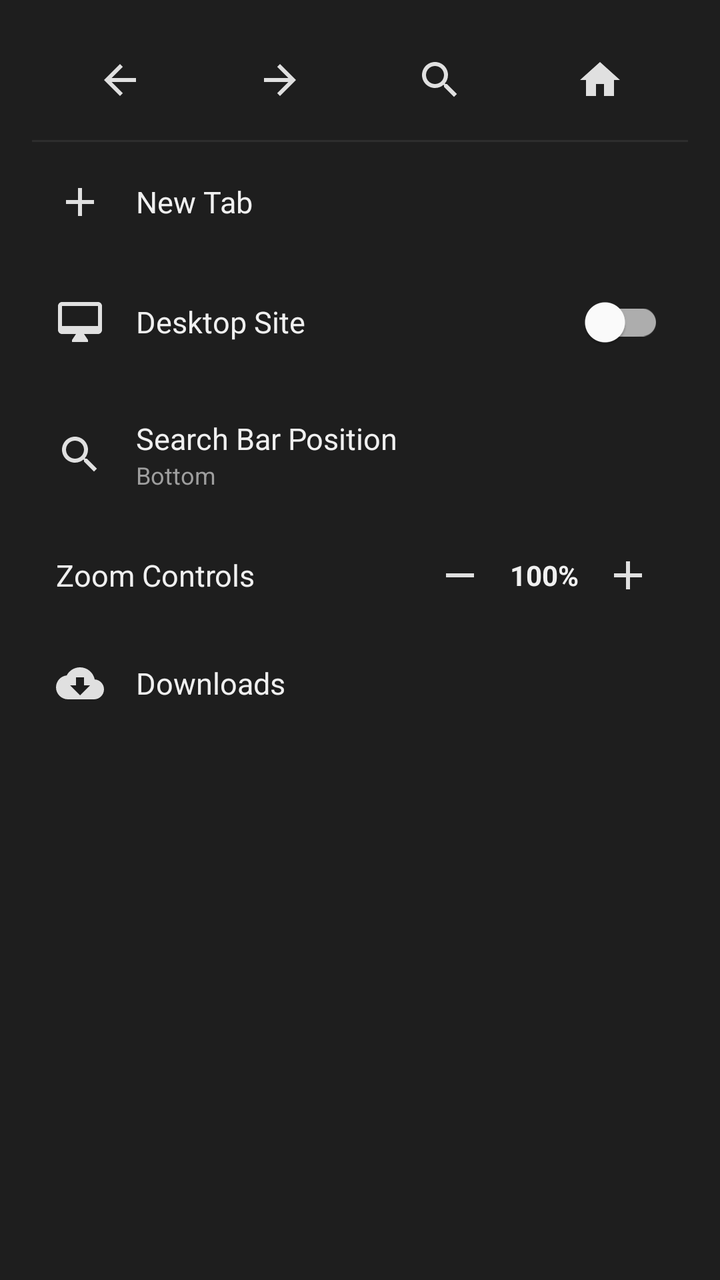
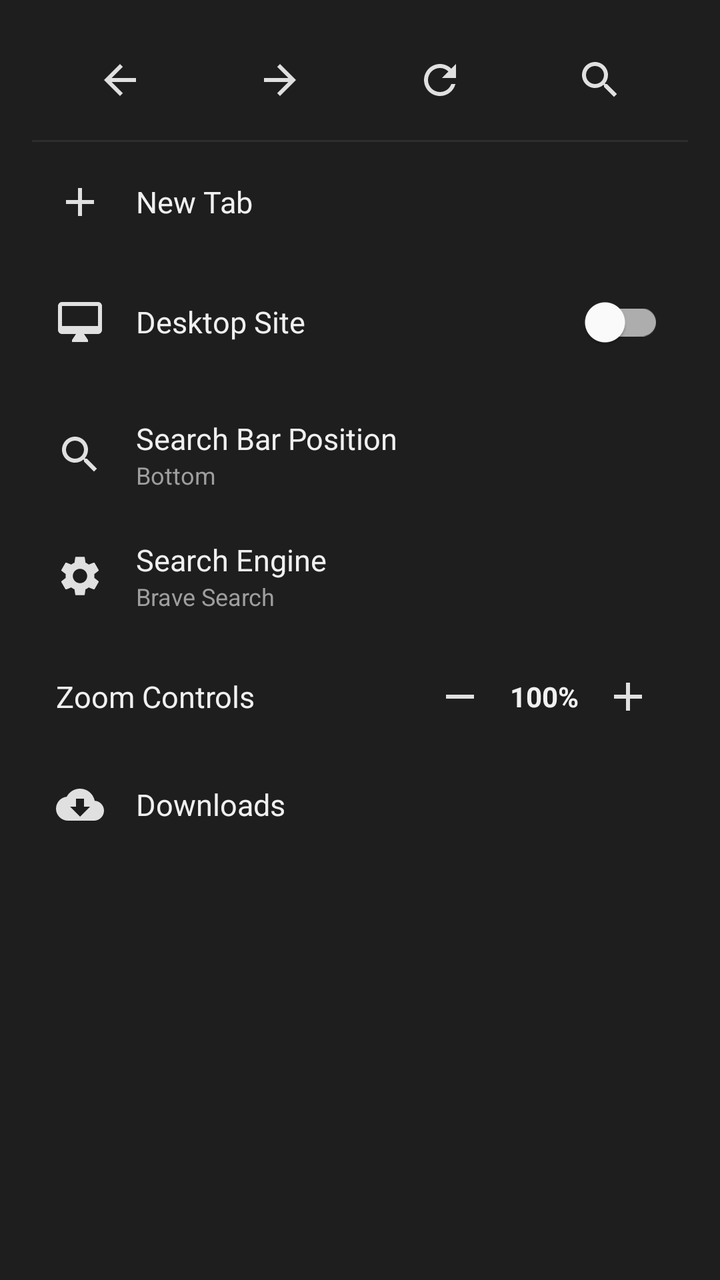

Two renders of the same Android screen: before a commit and after it. Below are the layout's source before the change and the commit's diff.
<!-- AndroidManifest.xml: application theme Theme.Tuff -->
<!-- res/layout/dialog_menu.xml -->
<?xml version="1.0" encoding="utf-8"?>
<LinearLayout xmlns:android="http://schemas.android.com/apk/res/android"
    xmlns:app="http://schemas.android.com/apk/res-auto"
    android:layout_width="match_parent"
    android:layout_height="wrap_content"
    android:orientation="vertical"
    android:padding="16dp"
    android:background="@color/surface_card">

    
    <LinearLayout
        android:layout_width="match_parent"
        android:layout_height="48dp"
        android:orientation="horizontal"
        android:gravity="center_vertical"
        android:paddingHorizontal="4dp"
        android:layout_marginBottom="6dp">

        <ImageButton
            android:id="@+id/menu_quick_back"
            android:layout_width="0dp"
            android:layout_height="match_parent"
            android:layout_weight="1"
            android:background="?attr/selectableItemBackgroundBorderless"
            android:contentDescription="Back"
            android:src="@drawable/ic_arrow_back" />

        <ImageButton
            android:id="@+id/menu_quick_forward"
            android:layout_width="0dp"
            android:layout_height="match_parent"
            android:layout_weight="1"
            android:background="?attr/selectableItemBackgroundBorderless"
            android:contentDescription="Forward"
            android:src="@drawable/ic_arrow_forward" />

        <ImageButton
            android:id="@+id/menu_quick_find_in_page"
            android:layout_width="0dp"
            android:layout_height="match_parent"
            android:layout_weight="1"
            android:background="?attr/selectableItemBackgroundBorderless"
            android:contentDescription="Search in page"
            android:src="@drawable/ic_search" />

        <ImageButton
            android:id="@+id/menu_quick_home"
            android:layout_width="0dp"
            android:layout_height="match_parent"
            android:layout_weight="1"
            android:background="?attr/selectableItemBackgroundBorderless"
            android:contentDescription="Home"
            android:src="@drawable/ic_home" />

    </LinearLayout>

    <View
        android:layout_width="match_parent"
        android:layout_height="1dp"
        android:background="@color/divider"
        android:layout_marginBottom="6dp" />

    
    <LinearLayout
        android:id="@+id/menu_item_new_tab"
        android:layout_width="match_parent"
        android:layout_height="wrap_content"
        android:orientation="horizontal"
        android:gravity="center_vertical"
        android:padding="12dp"
        android:background="?attr/selectableItemBackground">

        <ImageView
            android:layout_width="24dp"
            android:layout_height="24dp"
            app:tint="@color/icon_tint"
            android:src="@drawable/ic_add" />

        <TextView
            android:layout_width="0dp"
            android:layout_height="wrap_content"
            android:layout_weight="1"
            android:layout_marginStart="16dp"
            android:text="@string/menu_new_tab"
            android:textColor="@color/text_primary"
            android:textSize="15sp" />
    </LinearLayout>

    
    <LinearLayout
        android:id="@+id/menu_item_desktop"
        android:layout_width="match_parent"
        android:layout_height="wrap_content"
        android:orientation="horizontal"
        android:gravity="center_vertical"
        android:padding="12dp"
        android:background="?attr/selectableItemBackground">

        <ImageView
            android:layout_width="24dp"
            android:layout_height="24dp"
            app:tint="@color/icon_tint"
            android:src="@drawable/ic_desktop" />

        <TextView
            android:layout_width="0dp"
            android:layout_height="wrap_content"
            android:layout_weight="1"
            android:layout_marginStart="16dp"
            android:text="@string/menu_desktop_mode"
            android:textColor="@color/text_primary"
            android:textSize="15sp" />

        <com.google.android.material.switchmaterial.SwitchMaterial
            android:id="@+id/switch_desktop_mode"
            android:layout_width="wrap_content"
            android:layout_height="wrap_content" />
    </LinearLayout>

    
    <LinearLayout
        android:id="@+id/menu_item_position"
        android:layout_width="match_parent"
        android:layout_height="wrap_content"
        android:orientation="horizontal"
        android:gravity="center_vertical"
        android:padding="12dp"
        android:background="?attr/selectableItemBackground">

        <ImageView
            android:layout_width="24dp"
            android:layout_height="24dp"
            app:tint="@color/icon_tint"
            android:src="@drawable/ic_search" />

        <LinearLayout
            android:layout_width="0dp"
            android:layout_height="wrap_content"
            android:layout_weight="1"
            android:layout_marginStart="16dp"
            android:orientation="vertical">

            <TextView
                android:layout_width="wrap_content"
                android:layout_height="wrap_content"
                android:text="@string/menu_search_position"
                android:textColor="@color/text_primary"
                android:textSize="15sp" />

            <TextView
                android:id="@+id/tv_current_position"
                android:layout_width="wrap_content"
                android:layout_height="wrap_content"
                android:text="@string/position_bottom"
                android:textColor="@color/text_secondary"
                android:textSize="12sp" />
        </LinearLayout>
    </LinearLayout>

    
    <LinearLayout
        android:layout_width="match_parent"
        android:layout_height="wrap_content"
        android:orientation="horizontal"
        android:gravity="center_vertical"
        android:padding="12dp">

        <TextView
            android:layout_width="0dp"
            android:layout_height="wrap_content"
            android:layout_weight="1"
            android:text="@string/menu_zoom"
            android:textColor="@color/text_primary"
            android:textSize="15sp" />

        <ImageButton
            android:id="@+id/btn_zoom_out"
            android:layout_width="36dp"
            android:layout_height="36dp"
            android:background="?attr/selectableItemBackgroundBorderless"
            app:tint="@color/icon_tint"
            android:src="@drawable/ic_remove"
            android:contentDescription="Zoom Out" />

        <TextView
            android:id="@+id/tv_zoom_level"
            android:layout_width="48dp"
            android:layout_height="wrap_content"
            android:gravity="center"
            android:text="100%"
            android:textColor="@color/text_primary"
            android:textSize="14sp"
            android:textStyle="bold" />

        <ImageButton
            android:id="@+id/btn_zoom_in"
            android:layout_width="36dp"
            android:layout_height="36dp"
            android:background="?attr/selectableItemBackgroundBorderless"
            app:tint="@color/icon_tint"
            android:src="@drawable/ic_add"
            android:contentDescription="Zoom In" />
    </LinearLayout>

    
    <LinearLayout
        android:id="@+id/menu_item_downloads"
        android:layout_width="match_parent"
        android:layout_height="wrap_content"
        android:orientation="horizontal"
        android:gravity="center_vertical"
        android:padding="12dp"
        android:background="?attr/selectableItemBackground">

        <ImageView
            android:layout_width="24dp"
            android:layout_height="24dp"
            app:tint="@color/icon_tint"
            android:src="@drawable/ic_download" />

        <TextView
            android:layout_width="0dp"
            android:layout_height="wrap_content"
            android:layout_weight="1"
            android:layout_marginStart="16dp"
            android:text="@string/menu_downloads"
            android:textColor="@color/text_primary"
            android:textSize="15sp" />
    </LinearLayout>

</LinearLayout>
<!-- resources referenced by this layout -->
<resources>
  <color name="divider">#2D2D2D</color>
  <color name="icon_tint">#E0E0E0</color>
  <color name="surface_card">#1E1E1E</color>
  <color name="text_primary">#F0F0F0</color>
  <color name="text_secondary">#9E9E9E</color>
  <!-- drawable ic_add (drawable) -->
  <vector xmlns:android="http://schemas.android.com/apk/res/android"
      android:width="24dp"
      android:height="24dp"
      android:viewportWidth="24"
      android:viewportHeight="24">
      <path
          android:fillColor="@color/icon_tint"
          android:pathData="M19,13h-6v6h-2v-6H5v-2h6V5h2v6h6v2z" />
  </vector>
  <!-- drawable ic_arrow_forward (drawable) -->
  <vector xmlns:android="http://schemas.android.com/apk/res/android"
      android:width="24dp"
      android:height="24dp"
      android:viewportWidth="24"
      android:viewportHeight="24">
      <path
          android:fillColor="@color/icon_tint"
          android:pathData="M12,4l-1.41,1.41L16.17,11H4v2h12.17l-5.58,5.59L12,20l8,-8z" />
  </vector>
  <!-- drawable ic_home (drawable) -->
  <vector xmlns:android="http://schemas.android.com/apk/res/android"
      android:width="24dp"
      android:height="24dp"
      android:viewportWidth="24"
      android:viewportHeight="24">
      <path
          android:fillColor="@color/icon_tint"
          android:pathData="M10,20v-6h4v6h5v-8h3L12,3 2,12h3v8z" />
  </vector>
  <!-- drawable ic_remove (drawable) -->
  <vector xmlns:android="http://schemas.android.com/apk/res/android"
      android:width="24dp"
      android:height="24dp"
      android:viewportWidth="24"
      android:viewportHeight="24">
      <path
          android:fillColor="@color/icon_tint"
          android:pathData="M19,13H5v-2h14v2z" />
  </vector>
  <string name="menu_desktop_mode">Desktop Site</string>
  <string name="menu_downloads">Downloads</string>
  <string name="menu_new_tab">New Tab</string>
  <string name="menu_search_position">Search Bar Position</string>
  <string name="menu_zoom">Zoom Controls</string>
  <string name="position_bottom">Bottom</string>
  <color name="primary">#1E1E1E</color>
  <color name="primary_dark">#121212</color>
  <color name="accent">#FF5722</color>
  <color name="background_dark">#121212</color>
  <style name="Theme.Tuff.BottomSheetModal" parent="Widget.MaterialComponents.BottomSheet.Modal">
          <item name="backgroundTint">@color/surface_card</item>
      </style>
  <!-- unchanged entries left out for length: 6 -->
</resources>

<!-- the commit's change to res/layout/dialog_menu.xml (unified diff, before → after) -->
@@ -35,6 +35,15 @@
             android:src="@drawable/ic_arrow_forward" />
 
         <ImageButton
+            android:id="@+id/menu_quick_refresh"
+            android:layout_width="0dp"
+            android:layout_height="match_parent"
+            android:layout_weight="1"
+            android:background="?attr/selectableItemBackgroundBorderless"
+            android:contentDescription="Refresh"
+            android:src="@drawable/ic_refresh" />
+
+        <ImageButton
             android:id="@+id/menu_quick_find_in_page"
             android:layout_width="0dp"
             android:layout_height="match_parent"
@@ -42,15 +51,6 @@
             android:background="?attr/selectableItemBackgroundBorderless"
             android:contentDescription="Search in page"
             android:src="@drawable/ic_search" />
-
-        <ImageButton
-            android:id="@+id/menu_quick_home"
-            android:layout_width="0dp"
-            android:layout_height="match_parent"
-            android:layout_weight="1"
-            android:background="?attr/selectableItemBackgroundBorderless"
-            android:contentDescription="Home"
-            android:src="@drawable/ic_home" />
 
     </LinearLayout>
 
@@ -159,6 +159,46 @@
 
     
     <LinearLayout
+        android:id="@+id/menu_item_search_engine"
+        android:layout_width="match_parent"
+        android:layout_height="wrap_content"
+        android:orientation="horizontal"
+        android:gravity="center_vertical"
+        android:padding="12dp"
+        android:background="?attr/selectableItemBackground">
+
+        <ImageView
+            android:layout_width="24dp"
+            android:layout_height="24dp"
+            app:tint="@color/icon_tint"
+            android:src="@drawable/ic_custom_search" />
+
+        <LinearLayout
+            android:layout_width="0dp"
+            android:layout_height="wrap_content"
+            android:layout_weight="1"
+            android:layout_marginStart="16dp"
+            android:orientation="vertical">
+
+            <TextView
+                android:layout_width="wrap_content"
+                android:layout_height="wrap_content"
+                android:text="Search Engine"
+                android:textColor="@color/text_primary"
+                android:textSize="15sp" />
+
+            <TextView
+                android:id="@+id/tv_current_engine"
+                android:layout_width="wrap_content"
+                android:layout_height="wrap_content"
+                android:text="Brave Search"
+                android:textColor="@color/text_secondary"
+                android:textSize="12sp" />
+        </LinearLayout>
+    </LinearLayout>
+
+    
+    <LinearLayout
         android:layout_width="match_parent"
         android:layout_height="wrap_content"
         android:orientation="horizontal"
<!-- resource entries referenced after the edit -->
@@ -25,7 +25,7 @@
           android:fillColor="@color/icon_tint"
           android:pathData="M12,4l-1.41,1.41L16.17,11H4v2h12.17l-5.58,5.59L12,20l8,-8z" />
   </vector>
-  <!-- drawable ic_home (drawable) -->
+  <!-- drawable ic_custom_search (drawable) -->
   <vector xmlns:android="http://schemas.android.com/apk/res/android"
       android:width="24dp"
       android:height="24dp"
@@ -33,7 +33,17 @@
       android:viewportHeight="24">
       <path
           android:fillColor="@color/icon_tint"
-          android:pathData="M10,20v-6h4v6h5v-8h3L12,3 2,12h3v8z" />
+          android:pathData="M19.14,12.94c0.04,-0.3 0.06,-0.61 0.06,-0.94 0,-0.32 -0.02,-0.64 -0.07,-0.94l2.03,-1.58c0.18,-0.14 0.23,-0.41 0.12,-0.61l-1.92,-3.32c-0.12,-0.22 -0.37,-0.29 -0.59,-0.22l-2.39,0.96c-0.5,-0.38 -1.03,-0.7 -1.62,-0.94l-0.36,-2.54c-0.04,-0.24 -0.24,-0.41 -0.48,-0.41h-3.84c-0.24,0 -0.43,0.17 -0.47,0.41l-0.36,2.54c-0.59,0.24 -1.13,0.56 -1.62,0.94l-2.39,-0.96c-0.22,-0.08 -0.47,0 -0.59,0.22L2.74,8.87c-0.12,0.21 -0.08,0.47 0.12,0.61l2.03,1.58c-0.05,0.3 -0.09,0.63 -0.09,0.94s0.02,0.64 0.07,0.94l-2.03,1.58c-0.18,0.14 -0.23,0.41 -0.12,0.61l1.92,3.32c0.12,0.22 0.37,0.29 0.59,0.22l2.39,-0.96c0.5,0.38 1.03,0.7 1.62,0.94l0.36,2.54c0.05,0.24 0.24,0.41 0.48,0.41h3.84c0.24,0 0.44,-0.17 0.47,-0.41l0.36,-2.54c0.59,-0.24 1.13,-0.56 1.62,-0.94l2.39,0.96c0.22,0.08 0.47,0 0.59,-0.22l1.92,-3.32c0.12,-0.22 0.07,-0.47 -0.12,-0.61l-2.01,-1.58zM12,15.6c-1.98,0 -3.6,-1.62 -3.6,-3.6s1.62,-3.6 3.6,-3.6 3.6,1.62 3.6,3.6 -1.62,3.6 -3.6,3.6z" />
+  </vector>
+  <!-- drawable ic_refresh (drawable) -->
+  <vector xmlns:android="http://schemas.android.com/apk/res/android"
+      android:width="24dp"
+      android:height="24dp"
+      android:viewportWidth="24"
+      android:viewportHeight="24">
+      <path
+          android:fillColor="@color/icon_tint"
+          android:pathData="M17.65,6.35C16.2,4.9 14.21,4 12,4c-4.42,0 -7.99,3.58 -7.99,8s3.57,8 7.99,8c3.73,0 6.84,-2.55 7.73,-6h-2.08c-0.82,2.33 -3.04,4 -5.65,4 -3.31,0 -6,-2.69 -6,-6s2.69,-6 6,-6c1.66,0 3.14,0.69 4.22,1.78L13,11h7V4l-2.35,2.35z" />
   </vector>
   <!-- drawable ic_remove (drawable) -->
   <vector xmlns:android="http://schemas.android.com/apk/res/android"
